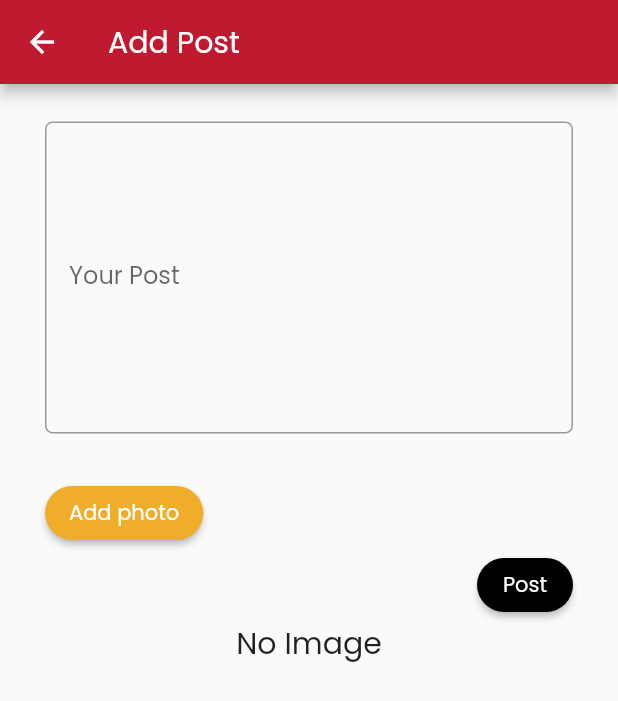
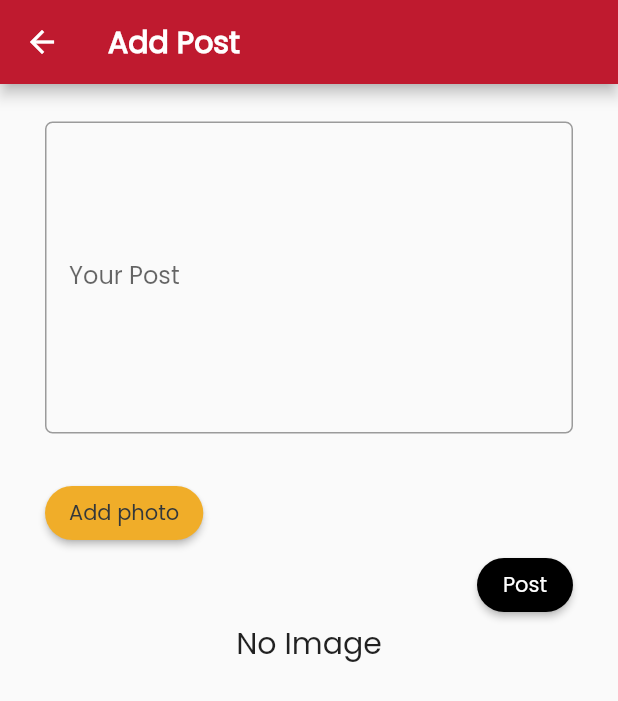
Before and after one commit to AyaFayed/Mobile_Project, a Flutter app: the LostAndFound screen opened by its route, after a tap on the "add" icon, on a phone screen of 412 x 824 dp. Shown: the top 701 px of the screen. Run offline on Flutter 3.47's test engine with Material 2 defaults, Android fonts, the phone set to English and light mode, and no system bars; our stand-ins replace cached_network_image, cloud_firestore, firebase_auth, firebase_core, firebase_messaging, firebase_storage and 4 more; missing offline and left inert: flutter_phone_direct_caller; accounts and stored records are empty.

Commit message:
style fixes

```diff
--- a/gucians/lib/screens/buttom_taps_controller_screen.dart
+++ b/gucians/lib/screens/buttom_taps_controller_screen.dart
@@ -66,12 +66,17 @@ class _ButtomTabsControllerScreenState
         leading: Builder(builder: (context) {
           return IconButton(
             icon: const Icon(Icons.menu),
+            color: AppColors.light,
             onPressed: () {
               Scaffold.of(context).openDrawer();
             },
           );
         }),
-        title: Text(myTitles[selectedTabIdx]),
+        title: Text(
+          myTitles[selectedTabIdx],
+          style: TextStyle(fontWeight: FontWeight.bold, color: AppColors.light),
+        ),
+        backgroundColor: AppColors.primary,
         actions: [
           if (showAddBtn())
             IconButton(
@@ -92,7 +97,10 @@ class _ButtomTabsControllerScreenState
                     default:
                   }
                 },
-                icon: Icon(Icons.add))
+                icon: Icon(
+                  Icons.add,
+                  color: AppColors.light,
+                ))
         ],
       ),
       drawer: MainDrawer(),
--- a/gucians/lib/screens/emergency_screens/emergencyNumberCard.dart
+++ b/gucians/lib/screens/emergency_screens/emergencyNumberCard.dart
@@ -1,6 +1,7 @@
 import 'package:flutter/material.dart';
 import 'package:flutter_phone_direct_caller/flutter_phone_direct_caller.dart';
 import 'package:gucians/models/emergency_num.dart';
+import 'package:gucians/theme/colors.dart';
 
 // ignore: must_be_immutable, camel_case_types
 class EmergencyNumberCard extends StatelessWidget {
@@ -19,6 +20,9 @@ class EmergencyNumberCard extends StatelessWidget {
         title: Text(number.name),
         subtitle: Text(number.number),
         trailing: ElevatedButton(
+          style: ElevatedButton.styleFrom(
+              foregroundColor: AppColors.light,
+              backgroundColor: AppColors.dark),
           onPressed: callNumber,
           child: const Text("Call"),
         ),
--- a/gucians/lib/screens/emergency_screens/emergencyScreen.dart
+++ b/gucians/lib/screens/emergency_screens/emergencyScreen.dart
@@ -63,7 +63,11 @@ class _EmergencyScreenState extends State<EmergencyScreen> {
   Widget build(BuildContext context) {
     return Scaffold(
       appBar: AppBar(
-        title: const Text("Emergency numbers"),
+        title: Text(
+          "Emergency numbers",
+          style: TextStyle(fontWeight: FontWeight.bold, color: AppColors.light),
+        ),
+        backgroundColor: AppColors.primary,
       ),
       body: Column(
         children: [
--- a/gucians/lib/screens/locations_sccreens/locations_screen.dart
+++ b/gucians/lib/screens/locations_sccreens/locations_screen.dart
@@ -52,7 +52,11 @@ class _LocationsScreenState extends State<LocationsScreen> {
   Widget build(BuildContext context) {
     return Scaffold(
       appBar: AppBar(
-        title: const Text("Offices & Outlets"),
+        title: Text(
+          "Offices & Outlets",
+          style: TextStyle(fontWeight: FontWeight.bold, color: AppColors.light),
+        ),
+        backgroundColor: AppColors.primary,
       ),
       body: Column(
         // children: [
--- a/gucians/lib/screens/lost_and_found.dart
+++ b/gucians/lib/screens/lost_and_found.dart
@@ -1,4 +1,5 @@
 import 'package:flutter/material.dart';
+import 'package:gucians/theme/colors.dart';
 import 'package:gucians/widgets/posts_by_category.dart';
 
 class LostAndFound extends StatelessWidget {
@@ -8,11 +9,16 @@ class LostAndFound extends StatelessWidget {
   Widget build(BuildContext context) {
     return Scaffold(
       appBar: AppBar(
-        title: const Text('Lost & Found'),
+        title: Text(
+          'Lost & Found',
+          style: TextStyle(fontWeight: FontWeight.bold, color: AppColors.light),
+        ),
+        backgroundColor: AppColors.primary,
         actions: [
           IconButton(
               onPressed: () {
-                Navigator.of(context).pushNamed('/add_post',arguments: {'category':'lost_and_found'});
+                Navigator.of(context).pushNamed('/add_post',
+                    arguments: {'category': 'lost_and_found'});
               },
               icon: Icon(Icons.add))
         ],
--- a/gucians/lib/screens/post_screens/add_post.dart
+++ b/gucians/lib/screens/post_screens/add_post.dart
@@ -220,8 +220,16 @@ class _AddPostState extends State<AddPost> {
     }
     return Scaffold(
       appBar: AppBar(
-        title:
-            oldPost == null ? const Text("Add Post") : const Text("Edit Post"),
+        title: oldPost == null
+            ? Text("Add Post",
+                style: TextStyle(
+                    fontWeight: FontWeight.bold, color: AppColors.light))
+            : Text(
+                "Edit Post",
+                style: TextStyle(
+                    fontWeight: FontWeight.bold, color: AppColors.light),
+              ),
+        backgroundColor: AppColors.primary,
       ),
       body: Container(
         margin: const EdgeInsets.only(left: 30, right: 30, top: 15),
@@ -278,8 +286,10 @@ class _AddPostState extends State<AddPost> {
                             ),
                           ),
                         ),
-                      child: const Text('Add photo'),
-                    ),
+                        child: Text(
+                          'Add photo',
+                          style: TextStyle(color: AppColors.dark),
+                        )),
                   ],
                 ),
                 Row(
@@ -290,8 +300,8 @@ class _AddPostState extends State<AddPost> {
                           submitPost();
                         },
                         style: ButtonStyle(
-                        backgroundColor:
-                            MaterialStateProperty.all<Color>(AppColors.confirm),
+                          backgroundColor: MaterialStateProperty.all<Color>(
+                              AppColors.confirm),
                           shape:
                               MaterialStateProperty.all<RoundedRectangleBorder>(
                             RoundedRectangleBorder(
@@ -300,8 +310,10 @@ class _AddPostState extends State<AddPost> {
                             ),
                           ),
                         ),
-                      child: const Text('Post'),
-                    ),
+                        child: Text(
+                          'Post',
+                          style: TextStyle(color: AppColors.light),
+                        )),
                   ],
                 ),
                 if (image != null)
--- a/gucians/lib/screens/professors_screens/search_professors.dart
+++ b/gucians/lib/screens/professors_screens/search_professors.dart
@@ -62,7 +62,11 @@ class _ProfessorRatingListState extends State<ProfessorRatingList> {
   Widget build(BuildContext context) {
     return Scaffold(
       appBar: AppBar(
-        title: const Text("Professors Rating"),
+        title: Text(
+          "Professors Rating",
+          style: TextStyle(fontWeight: FontWeight.bold, color: AppColors.light),
+        ),
+        backgroundColor: AppColors.primary,
       ),
       body: Column(
         children: [
--- a/gucians/lib/screens/settings.dart
+++ b/gucians/lib/screens/settings.dart
@@ -66,6 +66,7 @@ class _SettingsState extends State<Settings> {
                           height: 20,
                         ),
                         SwitchListTile(
+                            activeTrackColor: AppColors.primary,
                             contentPadding: const EdgeInsets.symmetric(
                                 vertical: 0, horizontal: 0),
                             title: Text(
@@ -81,6 +82,7 @@ class _SettingsState extends State<Settings> {
                           height: 10,
                         ),
                         SwitchListTile(
+                            activeTrackColor: AppColors.primary,
                             contentPadding: const EdgeInsets.symmetric(
                                 vertical: 0, horizontal: 0),
                             title: Text(
--- a/gucians/lib/theme/colors.dart
+++ b/gucians/lib/theme/colors.dart
@@ -12,5 +12,4 @@ class AppColors {
   static Color unselected = Colors.grey;
   static Color lightGrey = Colors.grey[200]!;
   static Color darkGrey = const Color.fromARGB(255, 83, 83, 83);
-
 }
--- a/gucians/lib/theme/themes.dart
+++ b/gucians/lib/theme/themes.dart
@@ -7,7 +7,7 @@ class CustomTheme {
         fontFamily: 'Poppins',
         colorScheme: ColorScheme(
             brightness: Brightness.light,
-            primary: AppColors.primary,
+            primary: Colors.grey,
             onPrimary: Colors.white,
             secondary: AppColors.secondary,
             onSecondary: Colors.white,
```
Also changed, not shown: gucians/lib/screens/locations_sccreens/locationCard_screen.dart (+15 -1 lines), gucians/lib/screens/post_screens/add_confession.dart (+11 -3 lines), gucians/lib/screens/professors_screens/professor_profile_screen.dart (+6 -2 lines). Lines whose indentation alone changed are shown as unchanged.
